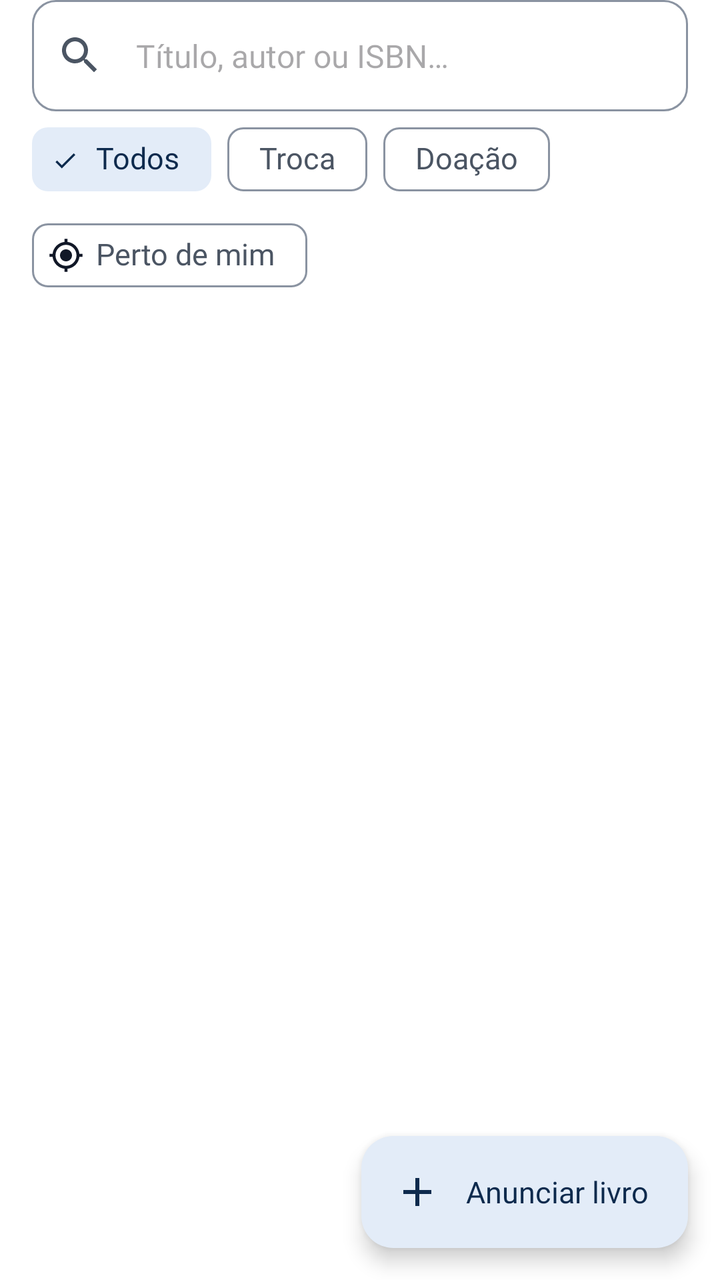
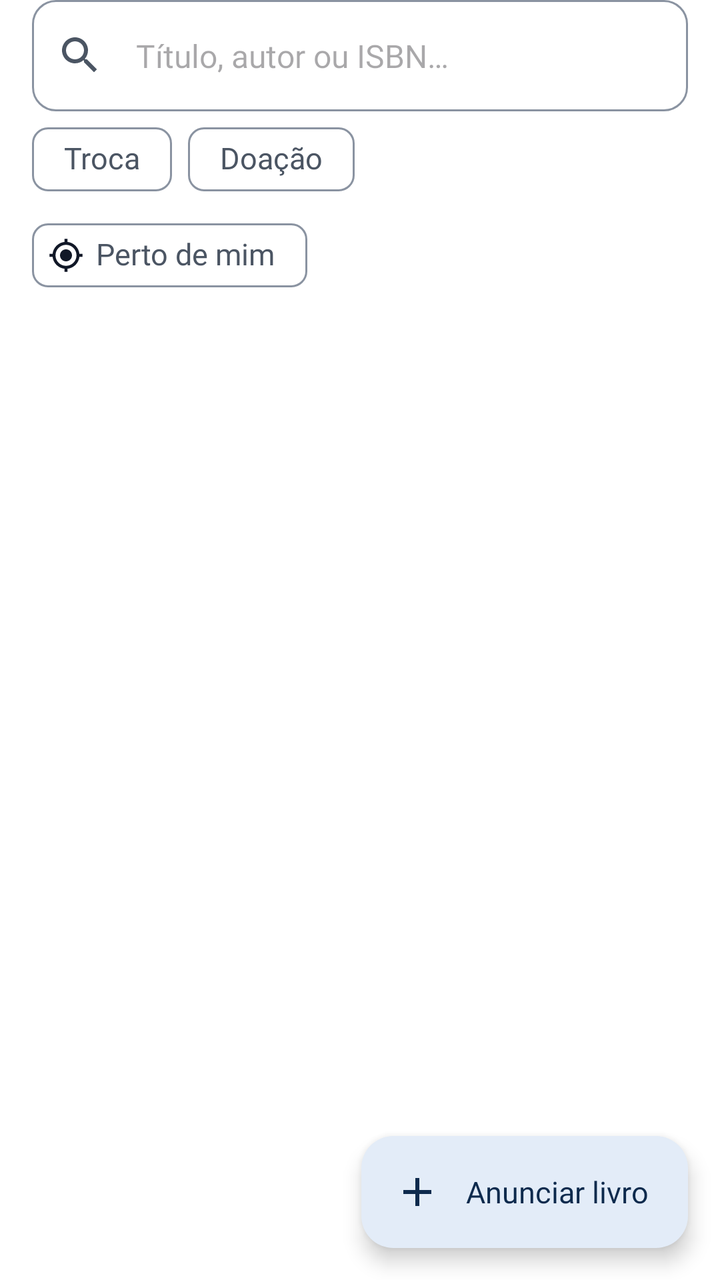

Before-and-after screenshots of an Android layout around one commit, followed by the original layout XML and the change that was made.
<!-- AndroidManifest.xml: application theme Theme.LeiaUFMS -->
<!-- res/layout/fragment_explore.xml -->
<?xml version="1.0" encoding="utf-8"?>
<androidx.coordinatorlayout.widget.CoordinatorLayout xmlns:android="http://schemas.android.com/apk/res/android"
    xmlns:app="http://schemas.android.com/apk/res-auto"
    android:layout_width="match_parent"
    android:layout_height="match_parent">

    <LinearLayout
        android:layout_width="match_parent"
        android:layout_height="match_parent"
        android:orientation="vertical">

        <com.google.android.material.textfield.TextInputLayout
            android:id="@+id/layout_search"
            style="@style/Widget.Leia.Field"
            android:layout_marginStart="@dimen/screen_margin"
            android:layout_marginEnd="@dimen/screen_margin"
            app:endIconMode="clear_text"
            app:startIconContentDescription="@null"
            app:startIconDrawable="@drawable/ic_search">

            <com.google.android.material.textfield.TextInputEditText
                android:id="@+id/input_search"
                style="@style/Widget.Leia.FieldInput"
                android:contentDescription="@string/label_search"
                android:hint="@string/hint_search"
                android:imeOptions="actionSearch"
                android:importantForAutofill="no"
                android:inputType="text|textNoSuggestions"
                android:maxLength="80" />
        </com.google.android.material.textfield.TextInputLayout>

        <HorizontalScrollView
            android:layout_width="match_parent"
            android:layout_height="wrap_content"
            android:scrollbars="none">

            <com.google.android.material.chip.ChipGroup
                android:id="@+id/chips_filter"
                android:layout_width="wrap_content"
                android:layout_height="wrap_content"
                android:paddingStart="@dimen/screen_margin"
                android:paddingEnd="@dimen/screen_margin"
                app:selectionRequired="true"
                app:singleLine="true"
                app:singleSelection="true">

                <com.google.android.material.chip.Chip
                    android:id="@+id/chip_all"
                    android:layout_width="wrap_content"
                    android:layout_height="wrap_content"
                    android:checked="true"
                    android:text="@string/filter_all" />

                <com.google.android.material.chip.Chip
                    android:id="@+id/chip_trade"
                    android:layout_width="wrap_content"
                    android:layout_height="wrap_content"
                    android:text="@string/filter_trade" />

                <com.google.android.material.chip.Chip
                    android:id="@+id/chip_donation"
                    android:layout_width="wrap_content"
                    android:layout_height="wrap_content"
                    android:text="@string/filter_donation" />
            </com.google.android.material.chip.ChipGroup>
        </HorizontalScrollView>

        <HorizontalScrollView
            android:layout_width="match_parent"
            android:layout_height="wrap_content"
            android:scrollbars="none">

            <LinearLayout
                android:layout_width="wrap_content"
                android:layout_height="wrap_content"
                android:orientation="horizontal"
                android:paddingStart="@dimen/screen_margin"
                android:paddingEnd="@dimen/screen_margin">

                <com.google.android.material.chip.Chip
                    android:id="@+id/chip_near"
                    android:layout_width="wrap_content"
                    android:layout_height="wrap_content"
                    android:checkable="true"
                    android:text="@string/filter_near"
                    app:chipIcon="@drawable/ic_my_location"
                    app:chipIconVisible="true" />

                <com.google.android.material.chip.ChipGroup
                    android:id="@+id/chips_radius"
                    android:layout_width="wrap_content"
                    android:layout_height="wrap_content"
                    android:layout_marginStart="@dimen/space_xs"
                    android:visibility="gone"
                    app:selectionRequired="true"
                    app:singleLine="true"
                    app:singleSelection="true">

                    <com.google.android.material.chip.Chip
                        android:id="@+id/radius_500"
                        android:layout_width="wrap_content"
                        android:layout_height="wrap_content"
                        android:text="@string/radius_500" />

                    <com.google.android.material.chip.Chip
                        android:id="@+id/radius_1000"
                        android:layout_width="wrap_content"
                        android:layout_height="wrap_content"
                        android:text="@string/radius_1000" />

                    <com.google.android.material.chip.Chip
                        android:id="@+id/radius_2000"
                        android:layout_width="wrap_content"
                        android:layout_height="wrap_content"
                        android:checked="true"
                        android:text="@string/radius_2000" />

                    <com.google.android.material.chip.Chip
                        android:id="@+id/radius_5000"
                        android:layout_width="wrap_content"
                        android:layout_height="wrap_content"
                        android:text="@string/radius_5000" />
                </com.google.android.material.chip.ChipGroup>
            </LinearLayout>
        </HorizontalScrollView>

        <LinearLayout
            android:id="@+id/notice"
            android:layout_width="match_parent"
            android:layout_height="wrap_content"
            android:layout_marginStart="@dimen/screen_margin"
            android:layout_marginTop="@dimen/space_xs"
            android:layout_marginEnd="@dimen/screen_margin"
            android:accessibilityLiveRegion="polite"
            android:background="@drawable/bg_notice"
            android:gravity="center_vertical"
            android:orientation="horizontal"
            android:paddingStart="@dimen/space_m"
            android:paddingTop="@dimen/space_xs"
            android:paddingEnd="@dimen/space_xs"
            android:paddingBottom="@dimen/space_xs"
            android:visibility="gone">

            <TextView
                android:id="@+id/notice_text"
                android:layout_width="0dp"
                android:layout_height="wrap_content"
                android:layout_weight="1"
                android:minHeight="@dimen/touch_target"
                android:gravity="center_vertical"
                android:textAppearance="@style/TextAppearance.Leia.BodySmall"
                android:textColor="@color/leia_on_background" />

            <com.google.android.material.button.MaterialButton
                android:id="@+id/notice_action"
                style="?attr/borderlessButtonStyle"
                android:layout_width="wrap_content"
                android:layout_height="wrap_content"
                android:visibility="gone" />
        </LinearLayout>

        <FrameLayout
            android:layout_width="match_parent"
            android:layout_height="0dp"
            android:layout_weight="1">

            <androidx.recyclerview.widget.RecyclerView
                android:id="@+id/list"
                android:layout_width="match_parent"
                android:layout_height="match_parent"
                android:clipToPadding="false"
                android:paddingTop="@dimen/space_xs"
                android:paddingBottom="@dimen/fab_clearance"
                app:layoutManager="androidx.recyclerview.widget.LinearLayoutManager" />

            <include
                android:id="@+id/empty"
                layout="@layout/view_empty_state"
                android:layout_width="match_parent"
                android:layout_height="wrap_content"
                android:layout_gravity="center"
                android:visibility="gone" />
        </FrameLayout>
    </LinearLayout>

    <com.google.android.material.floatingactionbutton.ExtendedFloatingActionButton
        android:id="@+id/fab_new"
        android:layout_width="wrap_content"
        android:layout_height="wrap_content"
        android:layout_gravity="bottom|end"
        android:layout_margin="@dimen/screen_margin"
        android:text="@string/action_new_listing"
        app:icon="@drawable/ic_add" />
</androidx.coordinatorlayout.widget.CoordinatorLayout>
<!-- res/layout/view_empty_state.xml (included above) -->
<?xml version="1.0" encoding="utf-8"?>
<LinearLayout xmlns:android="http://schemas.android.com/apk/res/android"
    android:id="@+id/empty_state"
    android:layout_width="match_parent"
    android:layout_height="wrap_content"
    android:gravity="center_horizontal"
    android:orientation="vertical"
    android:padding="@dimen/space_xl">

    <ImageView
        android:id="@+id/empty_icon"
        android:layout_width="@dimen/icon_empty_state"
        android:layout_height="@dimen/icon_empty_state"
        android:importantForAccessibility="no"
        android:tint="@color/leia_on_surface_variant" />

    <TextView
        android:id="@+id/empty_title"
        android:layout_width="match_parent"
        android:accessibilityHeading="true"
        android:layout_height="wrap_content"
        android:layout_marginTop="@dimen/space_m"
        android:gravity="center"
        android:textAppearance="@style/TextAppearance.Leia.Headline"
        android:textColor="@color/leia_on_background" />

    <TextView
        android:id="@+id/empty_message"
        android:accessibilityLiveRegion="polite"
        android:layout_width="match_parent"
        android:layout_height="wrap_content"
        android:layout_marginTop="@dimen/space_xs"
        android:gravity="center"
        android:textAppearance="@style/TextAppearance.Leia.Body"
        android:textColor="@color/leia_on_surface_variant" />

    <com.google.android.material.button.MaterialButton
        android:id="@+id/empty_action"
        android:layout_width="wrap_content"
        android:layout_height="wrap_content"
        android:layout_marginTop="@dimen/space_l"
        android:visibility="gone" />
</LinearLayout>
<!-- resources referenced by this layout -->
<resources>
  <color name="leia_on_background">#111827</color>
  <color name="leia_on_surface_variant">#4B5563</color>
  <dimen name="fab_clearance">88dp</dimen>
  <dimen name="icon_empty_state">64dp</dimen>
  <dimen name="screen_margin">16dp</dimen>
  <dimen name="space_l">24dp</dimen>
  <dimen name="space_m">16dp</dimen>
  <dimen name="space_xl">32dp</dimen>
  <dimen name="space_xs">8dp</dimen>
  <dimen name="touch_target">48dp</dimen>
  <string name="action_new_listing">Anunciar livro</string>
  <string name="filter_all">Todos</string>
  <string name="filter_donation">Doação</string>
  <string name="filter_near">Perto de mim</string>
  <string name="filter_trade">Troca</string>
  <string name="hint_search">Título, autor ou ISBN…</string>
  <string name="label_search">Buscar livros</string>
  <string name="radius_1000">1 km</string>
  <string name="radius_2000">2 km</string>
  <string name="radius_500">500 m</string>
  <string name="radius_5000">5 km</string>
  <style name="Widget.Leia.Field" parent="">
          <item name="android:layout_width">match_parent</item>
          <item name="android:layout_height">wrap_content</item>
          <item name="hintEnabled">false</item>
      </style>
  <style name="Theme.LeiaUFMS" parent="Base.Theme.LeiaUFMS" />
  <color name="leia_surface_container">#F4F6FA</color>
  <dimen name="radius_m">12dp</dimen>
  <color name="leia_primary">#1B4F8F</color>
  <color name="leia_on_primary">#FFFFFF</color>
  <color name="leia_primary_container">#E3ECF8</color>
  <color name="leia_on_primary_container">#0D2A4D</color>
  <color name="leia_tertiary">#8A5A12</color>
  <color name="leia_on_tertiary">#FFFFFF</color>
  <color name="leia_tertiary_container">#FDF0D5</color>
  <color name="leia_on_tertiary_container">#3D2A08</color>
  <color name="leia_error">#B42318</color>
  <color name="leia_on_error">#FFFFFF</color>
  <color name="leia_error_container">#FDE3E1</color>
  <color name="leia_on_error_container">#5A0E09</color>
  <color name="leia_background">#FFFFFF</color>
  <color name="leia_surface">#FFFFFF</color>
  <color name="leia_outline">#8A93A1</color>
  <color name="leia_inverse_primary">#8DB8F2</color>
  <color name="leia_outline_variant">#E5E7EB</color>
  <style name="ShapeAppearance.Leia.Small" parent="ShapeAppearance.Material3.Corner.Small">
          <item name="cornerFamily">rounded</item>
          <item name="cornerSize">@dimen/radius_s</item>
      </style>
  <style name="ShapeAppearance.Leia.Medium" parent="ShapeAppearance.Material3.Corner.Medium">
          <item name="cornerFamily">rounded</item>
          <item name="cornerSize">@dimen/radius_m</item>
      </style>
  <style name="ShapeAppearance.Leia.Large" parent="ShapeAppearance.Material3.Corner.Large">
          <item name="cornerFamily">rounded</item>
          <item name="cornerSize">@dimen/radius_l</item>
      </style>
  <style name="Widget.Leia.Chip" parent="Widget.Material3.Chip.Filter">
          <item name="chipMinTouchTargetSize">@dimen/touch_target</item>
      </style>
  <dimen name="radius_s">8dp</dimen>
  <dimen name="radius_l">16dp</dimen>
  <dimen name="button_height">52dp</dimen>
  <dimen name="radius_button">12dp</dimen>
  <dimen name="elevation_card">2dp</dimen>
  <style name="Widget.Leia.NavIndicator" parent="Widget.Material3.BottomNavigationView.ActiveIndicator">
          <item name="android:color">@color/leia_primary_container</item>
          <item name="android:width">64dp</item>
      </style>
  <style name="TextAppearance.Leia.NavInactive" parent="TextAppearance.Leia.Label">
          <item name="android:textSize">12sp</item>
      </style>
  <dimen name="elevation_hero">6dp</dimen>
  <style name="MaterialAlertDialog.Leia" parent="MaterialAlertDialog.Material3">
          <item name="backgroundTint">@color/leia_surface</item>
          <item name="shapeAppearance">@style/ShapeAppearance.Leia.Large</item>
      </style>
  <!-- unchanged entries left out for length: 23 -->
</resources>

<!-- the commit's change to res/layout/fragment_explore.xml (unified diff, before → after) -->
@@ -35,21 +35,30 @@
             android:scrollbars="none">
 
             <com.google.android.material.chip.ChipGroup
-                android:id="@+id/chips_filter"
+                android:id="@+id/genres"
                 android:layout_width="wrap_content"
                 android:layout_height="wrap_content"
                 android:paddingStart="@dimen/screen_margin"
                 android:paddingEnd="@dimen/screen_margin"
                 app:selectionRequired="true"
                 app:singleLine="true"
+                app:singleSelection="true" />
+        </HorizontalScrollView>
+
+        <HorizontalScrollView
+            android:layout_width="match_parent"
+            android:layout_height="wrap_content"
+            android:scrollbars="none">
+
+            <com.google.android.material.chip.ChipGroup
+                android:id="@+id/chips_filter"
+                android:layout_width="wrap_content"
+                android:layout_height="wrap_content"
+                android:paddingStart="@dimen/screen_margin"
+                android:paddingEnd="@dimen/screen_margin"
+                app:selectionRequired="false"
+                app:singleLine="true"
                 app:singleSelection="true">
-
-                <com.google.android.material.chip.Chip
-                    android:id="@+id/chip_all"
-                    android:layout_width="wrap_content"
-                    android:layout_height="wrap_content"
-                    android:checked="true"
-                    android:text="@string/filter_all" />
 
                 <com.google.android.material.chip.Chip
                     android:id="@+id/chip_trade"
@@ -169,7 +178,9 @@
                 android:layout_width="match_parent"
                 android:layout_height="match_parent"
                 android:clipToPadding="false"
+                android:paddingStart="@dimen/screen_margin"
                 android:paddingTop="@dimen/space_xs"
+                android:paddingEnd="@dimen/space_xxs"
                 android:paddingBottom="@dimen/fab_clearance"
                 app:layoutManager="androidx.recyclerview.widget.LinearLayoutManager" />
 
<!-- resource entries referenced after the edit -->
@@ -9,9 +9,9 @@
   <dimen name="space_m">16dp</dimen>
   <dimen name="space_xl">32dp</dimen>
   <dimen name="space_xs">8dp</dimen>
+  <dimen name="space_xxs">4dp</dimen>
   <dimen name="touch_target">48dp</dimen>
   <string name="action_new_listing">Anunciar livro</string>
-  <string name="filter_all">Todos</string>
   <string name="filter_donation">Doação</string>
   <string name="filter_near">Perto de mim</string>
   <string name="filter_trade">Troca</string>
